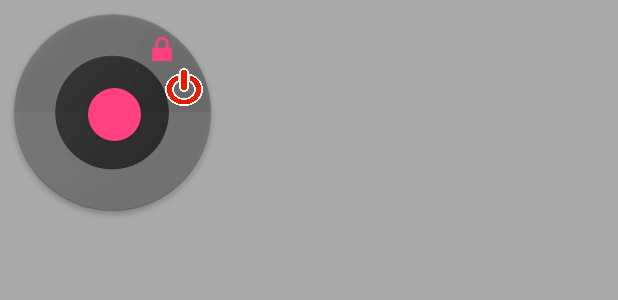
After one commit to HitRoxxx/FloatingNew, an Android app: the layout layout_floating_widget_new.xml on its own in the app's theme, with its tools: preview values and no code run, on a phone screen of 412 x 824 dp. The commit adds this screen. Shown: the top 300 px of the screen. Run offline under Robolectric (Android 15) with nearby library versions, the phone set to English and light mode, and no system bars.

Commit message:
Optimise MemoryConsumtion by seprating FloatingViewService into Close And New

```diff
--- /dev/null
+++ b/app/src/main/res/layout/layout_floating_widget_new.xml
@@ -0,0 +1,82 @@
+<?xml version="1.0" encoding="utf-8"?>
+<FrameLayout xmlns:android="http://schemas.android.com/apk/res/android"
+    xmlns:tools="http://schemas.android.com/tools"
+    android:layout_width="match_parent"
+    android:layout_height="match_parent"
+    android:descendantFocusability="blocksDescendants"
+    android:orientation="vertical">
+
+    <RelativeLayout
+        android:id="@+id/root2_container"
+        android:layout_width="wrap_content"
+        android:layout_height="wrap_content"
+        tools:ignore="UselessParent">
+
+        <!--View while view is collapsed-->
+        <RelativeLayout
+            android:id="@+id/up_view"
+            android:layout_width="wrap_content"
+            android:layout_height="wrap_content"
+            android:orientation="vertical"
+            android:visibility="visible">
+
+            <!--Icon of floating widget -->
+            <ImageView
+                android:id="@+id/up_iv"
+                android:layout_width="150dp"
+                android:layout_height="150dp"
+                android:layout_alignParentLeft="true"
+                android:layout_alignParentStart="true"
+                android:layout_alignParentTop="true"
+                android:src="@drawable/open"
+                tools:ignore="ContentDescription" />
+
+            <!--Close button-->
+
+
+            <android.support.v7.widget.RecyclerView
+                android:id="@+id/recyclerView"
+                android:layout_width="wrap_content"
+                android:layout_height="wrap_content"
+                android:layout_alignTop="@id/up_iv"
+                android:layout_marginLeft="85dp"
+                android:layout_marginStart="85dp"
+                android:layout_marginTop="80dp"
+                android:background="#00d9d9d9" />
+
+            <ImageView
+                android:id="@+id/close_btn"
+                android:layout_width="@dimen/closeBoxWidth"
+                android:layout_height="@dimen/closeBoxHeight"
+                android:layout_marginLeft="110dp"
+                android:layout_marginStart="110dp"
+                android:layout_marginTop="45dp"
+                android:background="@drawable/off"
+                tools:ignore="ContentDescription" />
+
+            <Button
+                android:id="@+id/radioButton"
+                style="@style/Widget.Design.FloatingActionButton"
+                android:layout_width="35dp"
+                android:layout_height="35dp"
+                android:layout_alignEnd="@+id/close_btn"
+                android:layout_alignRight="@+id/close_btn"
+                android:layout_alignTop="@+id/close_btn"
+                android:layout_marginEnd="41dp"
+                android:layout_marginRight="40dp"
+                android:layout_marginTop="13dp" />
+
+            <Button
+                android:id="@+id/minimize"
+                android:layout_width="@dimen/closeBoxWidth"
+                android:layout_height="@dimen/closeBoxHeight"
+                android:layout_marginLeft="95dp"
+                android:layout_marginStart="95dp"
+                android:layout_marginTop="20dp"
+                android:background="@android:drawable/ic_lock_lock"
+
+                tools:ignore="ContentDescription" />
+        </RelativeLayout>
+    </RelativeLayout>
+
+</FrameLayout>
```
Also changed, not shown: app/src/main/AndroidManifest.xml (+11 -0 lines), app/src/main/java/com/theLoneWarrior/floating/MainActivity.java (+10 -14 lines), app/src/main/java/com/theLoneWarrior/floating/services/FloatingViewServiceClose.java (added, +160 -0 lines), app/src/main/java/com/theLoneWarrior/floating/services/FloatingViewServiceNew.java (added, +305 -0 lines), app/src/main/java/com/theLoneWarrior/floating/services/MyIntentService.java (+9 -4 lines), app/src/main/res/layout/layout_floating_closed_widget.xml (added, +36 -0 lines).
